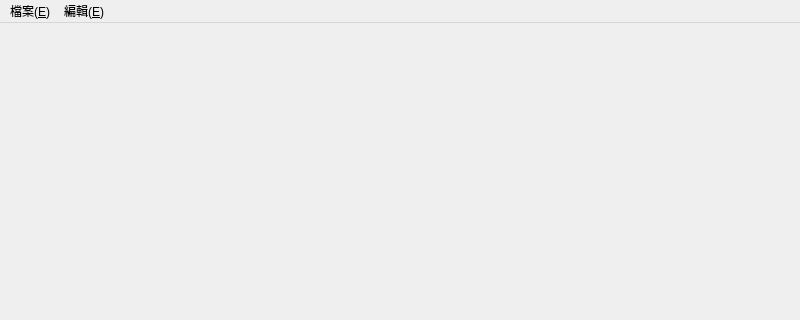
Before: the Qt Designer form mainwindow.ui in stanly0421/MainWindow, drawn with Qt 5; both pictures show x 0 to 800 and y 0 to 320 of the 800 by 600 pixel window.
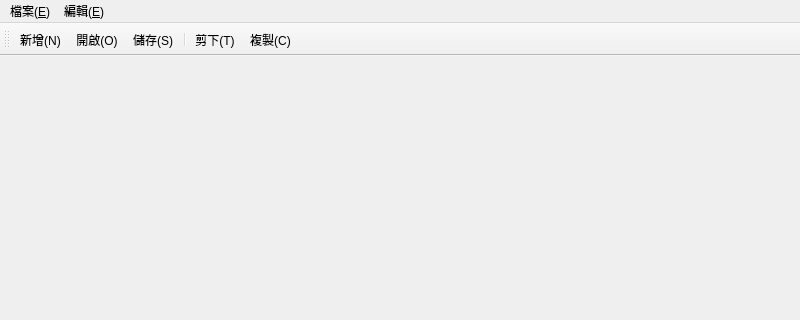
After: the same form once the commit is applied.

Commit message: Add toolbar to MainWindow with common actions and fix keyboard shortcut conflict

The edit to the form file:
```diff
--- a/mainwindow.ui
+++ b/mainwindow.ui
@@ -50,6 +50,23 @@
    <addaction name="menu_E_2"/>
   </widget>
   <widget class="QStatusBar" name="statusbar"/>
+  <widget class="QToolBar" name="mainToolBar">
+   <property name="windowTitle">
+    <string>工具列</string>
+   </property>
+   <attribute name="toolBarArea">
+    <enum>TopToolBarArea</enum>
+   </attribute>
+   <attribute name="toolBarBreak">
+    <bool>false</bool>
+   </attribute>
+   <addaction name="action_3"/>
+   <addaction name="action_O"/>
+   <addaction name="action_S"/>
+   <addaction name="separator"/>
+   <addaction name="action_T"/>
+   <addaction name="action_C_2"/>
+  </widget>
   <action name="action_3">
    <property name="text">
     <string>新增(&amp;N)</string>
```
Left out of the diff: 2 changed lines with no effect on the pictures. The commit also changes 4 other files.
